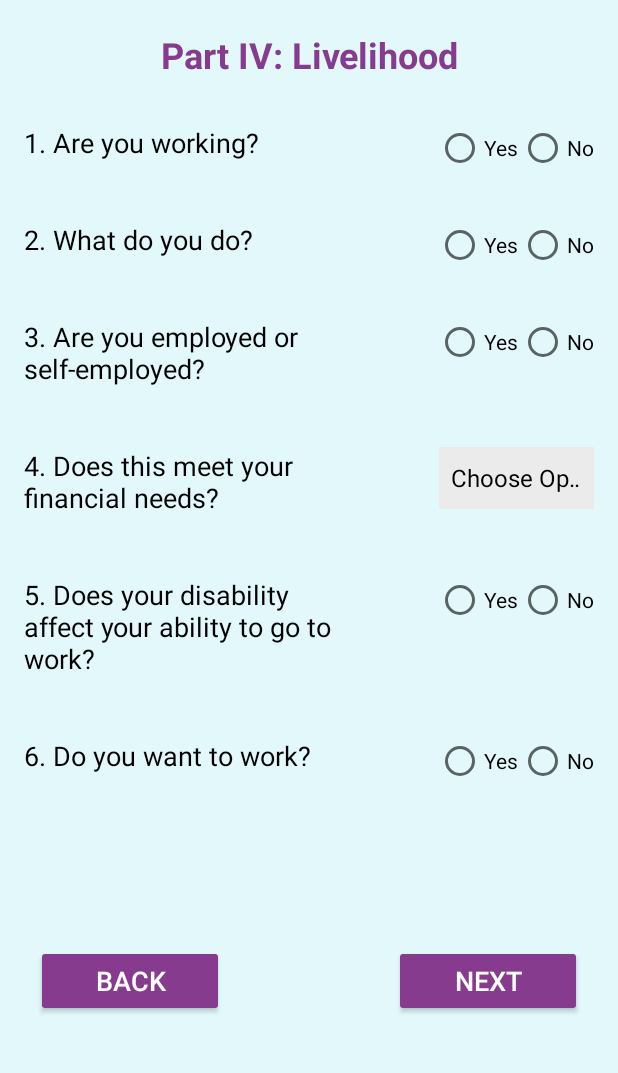
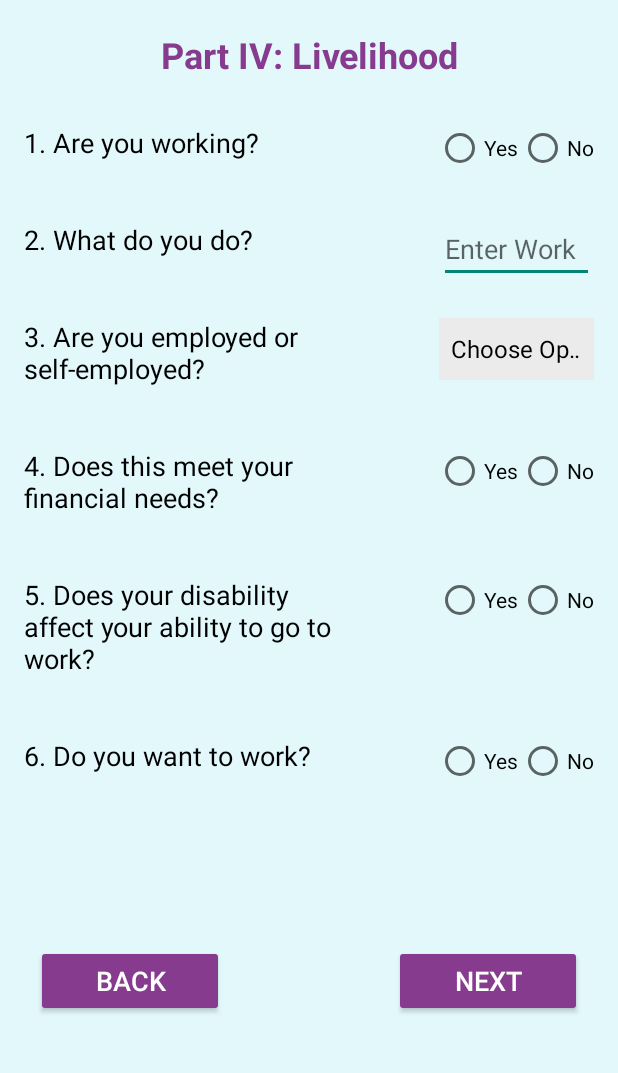
Before and after one commit to imorton93/CBR_Manager, an Android app: the LivelihoodSurveyActivity screen opened directly, with no data from a screen before it, on a phone screen of 412 x 824 dp, the part 84-1157 px from its top. Run offline under Robolectric (Android 15) with nearby library versions, the phone set to English and light mode, and no system bars; libraries missing offline, so code that uses them is left out: at.favre.lib; network calls fail.

Commit message:
Stored livelihood survey input.

```diff
--- a/app/src/main/java/com/example/cbr_manager/Database/DatabaseHelper.java
+++ b/app/src/main/java/com/example/cbr_manager/Database/DatabaseHelper.java
@@ -213,7 +213,7 @@ public class DatabaseHelper extends SQLiteOpenHelper {
                 + " STRING, " + survey_was_student + " BOOLEAN, " + survey_want_school + " BOOLEAN, " + survey_is_valued
                 + " BOOLEAN, " + survey_is_independent + " BOOLEAN, " + survey_is_social + " BOOLEAN, " + survey_is_socially_affected
                 + " BOOLEAN, " + survey_was_discriminated + " BOOLEAN, " + survey_is_working + " BOOLEAN, " + survey_work_type
-                + " STRING, " + survey_is_self_employed + " BOOLEAN, " + survey_needs_met + " BOOLEAN, " + survey_is_work_affected
+                + " STRING, " + survey_is_self_employed + " STRING, " + survey_needs_met + " BOOLEAN, " + survey_is_work_affected
                 + " BOOLEAN, " + survey_want_work + " BOOLEAN, " + survey_food_security + " INTEGER, " + survey_is_diet_enough
                 + " BOOLEAN, " + survey_child_condition + " INTEGER, " + survey_referral_required + " BOOLEAN, " + survey_is_member
                 + " BOOLEAN, " + survey_organisation + " STRING, " + survey_is_aware + " BOOLEAN, " + survey_is_influence
--- a/app/src/main/java/com/example/cbr_manager/UI/BaselineSurvey/EducationSurveyActivity.java
+++ b/app/src/main/java/com/example/cbr_manager/UI/BaselineSurvey/EducationSurveyActivity.java
@@ -122,9 +122,6 @@ public class EducationSurveyActivity extends AppCompatActivity {
         survey.setReason_no_school(reason);
         survey.setWas_student(have_been);
         survey.setWant_school(do_go);
-       Toast.makeText(EducationSurveyActivity.this, Byte.toString(survey.getGrade_no()), Toast.LENGTH_LONG).show();
-
-
     }
 
     private void backButton() {
--- a/app/src/main/res/layout/activity_livelihood_survey.xml
+++ b/app/src/main/res/layout/activity_livelihood_survey.xml
@@ -123,37 +123,9 @@
             android:scrollbarThumbVertical="@color/SpinnerGrey"
             android:spinnerMode="dropdown"
             app:layout_constraintEnd_toEndOf="parent"
-            app:layout_constraintTop_toTopOf="@+id/textViewlivelihood5" />
+            app:layout_constraintTop_toTopOf="@+id/textViewlivelihood4" />
 
-        <RadioGroup
-            android:id="@+id/livelihoodSurveyRadioGroup2"
-            android:layout_width="wrap_content"
-            android:layout_height="wrap_content"
-            android:layout_marginEnd="16dp"
-            android:layout_marginRight="16dp"
-            android:orientation="horizontal"
-            app:layout_constraintEnd_toEndOf="parent"
-            app:layout_constraintTop_toTopOf="@+id/textViewlivelihood3">
 
-            <RadioButton
-                android:id="@+id/livelihoodSurveyYesRadio2"
-                android:layout_width="wrap_content"
-                android:layout_height="wrap_content"
-                android:onClick="onRadioButtonClicked"
-                android:text="@string/yes">
-
-            </RadioButton>
-
-            <RadioButton
-                android:id="@+id/livelihoodSurveyNoRadio2"
-                android:layout_width="wrap_content"
-                android:layout_height="wrap_content"
-                android:onClick="onRadioButtonClicked"
-                android:text="@string/no">
-
-            </RadioButton>
-
-        </RadioGroup>
 
         <RadioGroup
             android:id="@+id/livelihoodSurveyRadioGroup3"
@@ -163,7 +135,7 @@
             android:layout_marginRight="16dp"
             android:orientation="horizontal"
             app:layout_constraintEnd_toEndOf="parent"
-            app:layout_constraintTop_toTopOf="@+id/textViewlivelihood4">
+            app:layout_constraintTop_toTopOf="@+id/textViewlivelihood5">
 
             <RadioButton
                 android:id="@+id/livelihoodSurveyYesRadio3"
@@ -309,4 +281,16 @@
             app:backgroundTint="@color/purple"
             app:layout_constraintEnd_toEndOf="parent"
             app:layout_constraintTop_toTopOf="@+id/backButtonLivelihoodSurvey"/>
-    </androidx.constraintlayout.widget.ConstraintLayout>
+
+    <EditText
+        android:id="@+id/livelihoodSurveyEditText1"
+        android:layout_width="103dp"
+        android:layout_height="41dp"
+        android:layout_marginEnd="16dp"
+        android:layout_marginRight="16dp"
+        android:hint="Enter Work"
+        android:inputType="textPersonName"
+        app:layout_constraintEnd_toEndOf="parent"
+        app:layout_constraintTop_toTopOf="@+id/textViewlivelihood3" />
+
+</androidx.constraintlayout.widget.ConstraintLayout>
--- a/app/src/main/res/layout/activity_social_survey.xml
+++ b/app/src/main/res/layout/activity_social_survey.xml
@@ -126,7 +126,7 @@
             android:layout_marginStart="16dp"
             android:layout_marginLeft="16dp"
             android:layout_marginTop="40dp"
-            android:text="8. Are you satisfied with the social services you receive?"
+            android:text="5. Have you experienced discrimination because of your disability?"
             android:textColor="@color/black"
             android:textSize="18sp"
             app:layout_constraintStart_toStartOf="parent"
```
Also changed, not shown: app/src/main/java/com/example/cbr_manager/Database/Survey.java (+4 -4 lines), app/src/main/java/com/example/cbr_manager/UI/BaselineSurvey/LivelihoodSurveyActivity.java (+59 -10 lines), app/src/main/java/com/example/cbr_manager/UI/BaselineSurvey/SocialSurveyActivity.java (+12 -15 lines).
